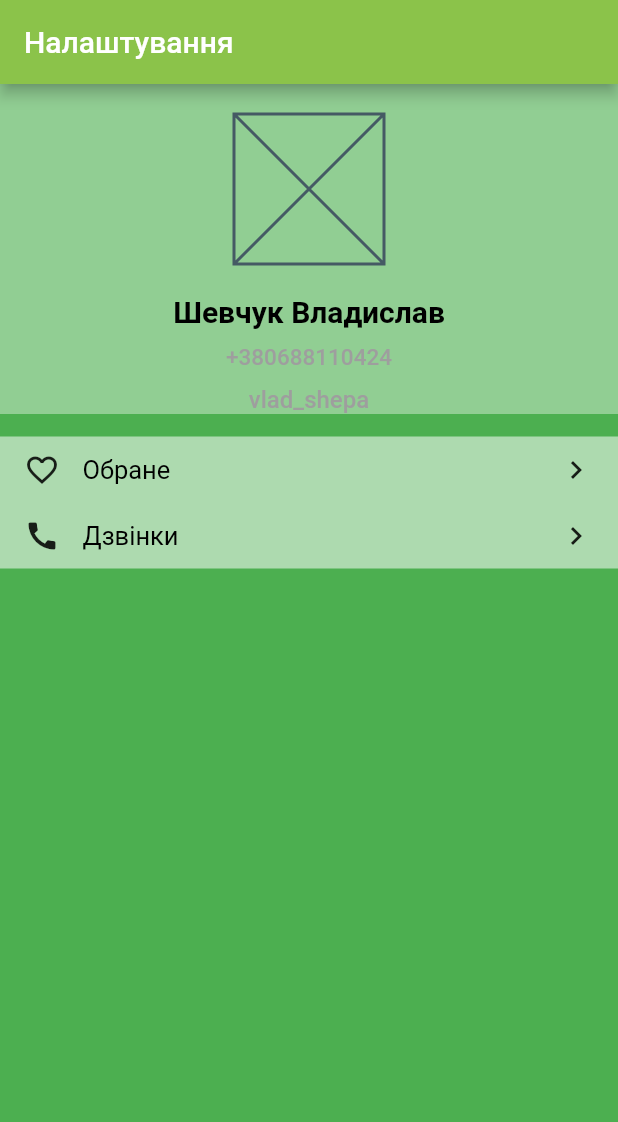
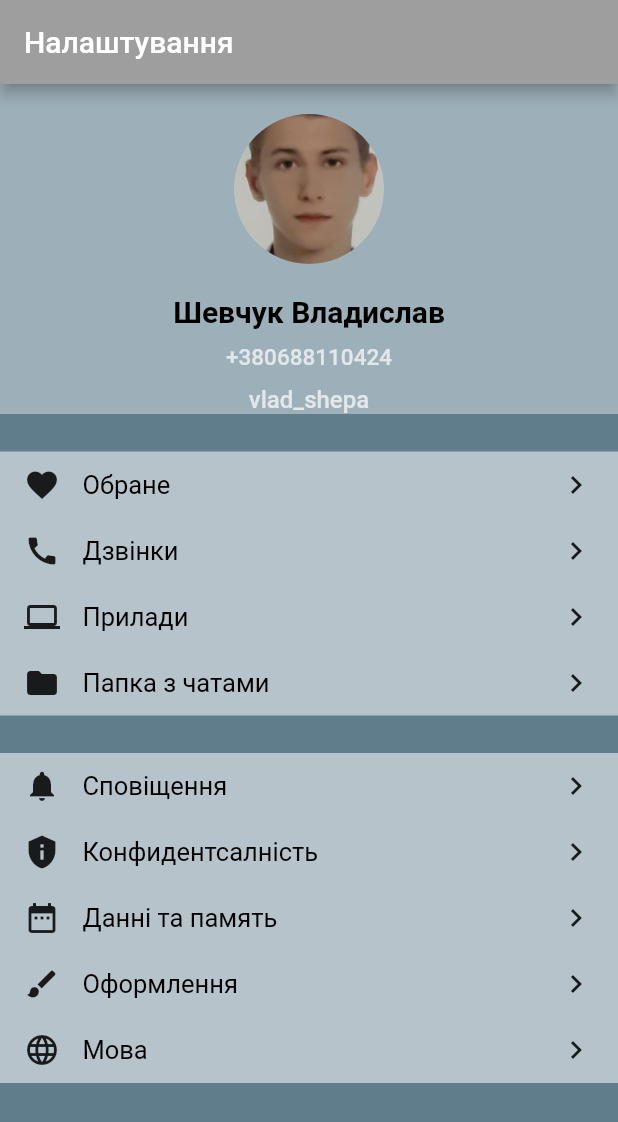
Before and after one commit to Vshevchuck/Flutter, a Flutter app: the screen it shows after launch, on a phone screen of 412 x 824 dp. Shown: the top 1122 px of the screen. Run offline on Flutter 3.47's test engine with Material 2 defaults, Android fonts, the phone set to English and light mode, and no system bars.

Commit message:
add  image, impruve columns (easy write)

```diff
--- a/lessonsFlutterTests/flutter_app3/lib/widgets/user_profile.dart
+++ b/lessonsFlutterTests/flutter_app3/lib/widgets/user_profile.dart
@@ -1,28 +1,48 @@
 import 'package:flutter/material.dart';
 
 class UserProfile extends StatelessWidget {
-  const UserProfile({Key? key}) : super(key: key);
+  List<MenuRowData> firstMenuRow = [
+    MenuRowData(Icons.favorite, "Обране"),
+    MenuRowData(Icons.call, "Дзвінки"),
+    MenuRowData(Icons.computer, "Прилади"),
+    MenuRowData(Icons.folder, "Папка з чатами")
+  ];
+  List<MenuRowData> secondMenuRow = [
+    MenuRowData(Icons.notifications, "Cповіщення"),
+    MenuRowData(Icons.privacy_tip, "Конфидентсалність"),
+    MenuRowData(Icons.date_range, "Данні та память"),
+    MenuRowData(Icons.brush, "Оформлення"),
+    MenuRowData(Icons.language, "Мова")
+  ];
+
+  UserProfile();
 
   @override
   Widget build(BuildContext context) {
     return Scaffold(
+      backgroundColor: Colors.blueGrey,
       appBar: AppBar(
         title: Text('Налаштування'),
-        backgroundColor: Colors.lightGreen,
+        backgroundColor: Colors.grey,
       ),
-      body: Container(
-        color: Colors.green,
+      body: SingleChildScrollView(
+        child: Container(
+          color: Colors.blueGrey,
           //maximum allowable width
           width: double.infinity,
+
           child: Column(
             //column in center
-          mainAxisAlignment: MainAxisAlignment.start,
+            mainAxisAlignment: MainAxisAlignment.spaceEvenly,
             crossAxisAlignment: CrossAxisAlignment.center,
             children: [
               _UserInfo(),
-            SizedBox(height: 15),
-            _MenuWidget(),
+              SizedBox(height: 25),
+              _MenuWidget(menuRow: firstMenuRow),
+              SizedBox(height: 25),
+              _MenuWidget(menuRow: secondMenuRow),
             ],
+          ),
         ),
       ),
     );
@@ -39,7 +59,7 @@ class _UserNickNameWiget extends StatelessWidget {
     return Text(
       'vlad_shepa',
       style: TextStyle(
-        color: Colors.grey,
+        color: Colors.white70,
         fontSize: 16,
         fontWeight: FontWeight.w500,
       ),
@@ -57,7 +77,7 @@ class _UserPhoneWiget extends StatelessWidget {
     return Text(
       '+380688110424',
       style: TextStyle(
-        color: Colors.grey,
+        color: Colors.white70,
         fontSize: 15,
         fontWeight: FontWeight.w500,
       ),
@@ -111,8 +131,17 @@ class _UserInfo extends StatelessWidget {
   }
 }
 
+class MenuRowData {
+  final IconData icon;
+  final String text;
+
+  MenuRowData(this.icon, this.text);
+}
+
 class _MenuWidget extends StatelessWidget {
-  const _MenuWidget({Key? key}) : super(key: key);
+  final List<MenuRowData> menuRow;
+
+  const _MenuWidget({Key? key, required this.menuRow}) : super(key: key);
 
   @override
   Widget build(BuildContext context) {
@@ -122,43 +151,35 @@ class _MenuWidget extends StatelessWidget {
       //padding: EdgeInsets.symmetric(horizontal: 16, vertical: 10),
       //width: double.infinity,
       child: Column(
-        children: [
-          Padding(
+        children: menuRow.map((data) => _MenuWigetsRows(data: data)).toList(),
+      ),
+    );
+  }
+}
+
+class _MenuWigetsRows extends StatelessWidget {
+  final MenuRowData data;
+
+  const _MenuWigetsRows({
+    Key? key,
+    required this.data,
+  }) : super(key: key);
+
+  @override
+  Widget build(BuildContext context) {
+    return Padding(
       padding: EdgeInsets.symmetric(horizontal: 16, vertical: 10),
       child: Row(
         children: [
-                Icon(Icons.favorite_outline),
+          Icon(data.icon),
           SizedBox(width: 15),
           Expanded(
-                    child: Text("Обране",
+              child: Text(data.text,
                   style: TextStyle(
                     color: Colors.black,
                     fontSize: 17,
-                        )
-                    )
-                ),
+                  ))),
           Icon(Icons.chevron_right_sharp)
-              ],
-            ),
-          ),
-          Padding(
-            padding: EdgeInsets.symmetric(horizontal: 16, vertical: 10),
-            child: Row(
-              children: [
-                Icon(Icons.call),
-                SizedBox(width: 15),
-                Expanded(
-                    child: Text("Дзвінки",
-                        style: TextStyle(
-                          color: Colors.black,
-                          fontSize: 17,
-                        )
-                    )
-                ),
-                Icon(Icons.chevron_right_sharp)
-              ],
-            ),
-          ),
         ],
       ),
     );
@@ -175,7 +196,13 @@ class _AvatarWiget extends StatelessWidget {
     return Container(
       width: 100,
       height: 100,
-      child: Placeholder(),
+      child: ClipRRect(
+        borderRadius: BorderRadius.circular(100),
+        child: Image(
+          image: AssetImage(
+              'assets/image/bb9f8b136eb644c92a08fa3f7637c03bYp9UjK_800.jpg'),
+        ),
+      ),
     );
   }
 }
--- a/lessonsFlutterTests/flutter_app3/pubspec.yaml
+++ b/lessonsFlutterTests/flutter_app3/pubspec.yaml
@@ -58,9 +58,9 @@ flutter:
   uses-material-design: true
 
   # To add assets to your application, add an assets section, like this:
-  # assets:
-  #   - images/a_dot_burr.jpeg
-  #   - images/a_dot_ham.jpeg
+  assets:
+    - assets/image/bb9f8b136eb644c92a08fa3f7637c03bYp9UjK_800.jpg
+   #- images/a_dot_ham.jpeg
 
   # An image asset can refer to one or more resolution-specific "variants", see
   # https://flutter.dev/assets-and-images/#resolution-aware.
```
Also changed, not shown: lessonsFlutterTests/flutter_app3/assets/image/bb9f8b136eb644c92a08fa3f7637c03bYp9UjK_800.jpg (added). Lines whose indentation alone changed are shown as unchanged.
